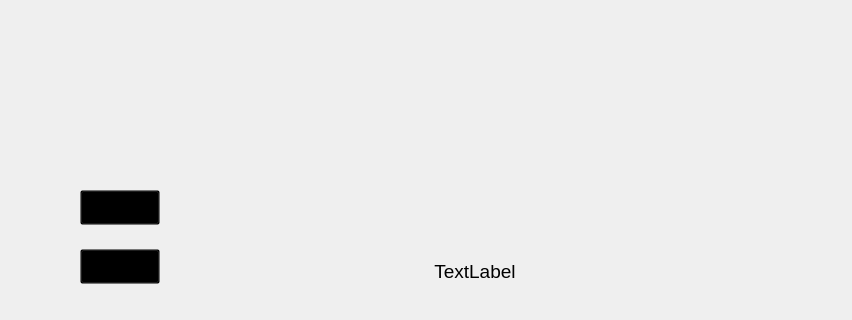
Before: the Qt Designer form game_page.ui in Saeedfhm/T_Monsters, drawn with Qt 5; both pictures show x 174 to 1026 and y 480 to 800 of the 1200 by 800 pixel window.
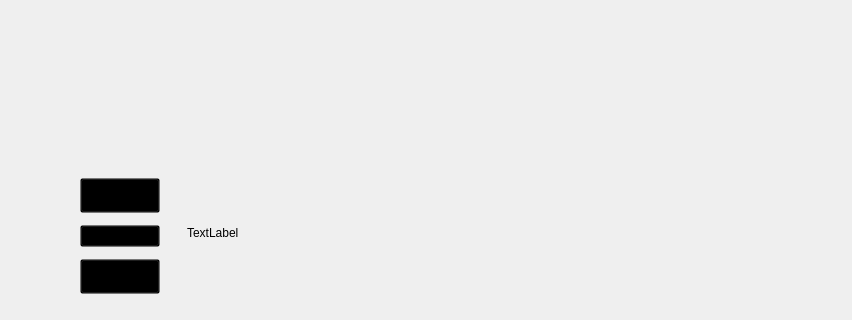
After: the same form once the commit is applied. Icons and pictures are not drawn.

Commit message: choose agent for player one

The edit to the form file:
```diff
--- a/game_page.ui
+++ b/game_page.ui
@@ -240,6 +240,13 @@
                </property>
               </widget>
              </item>
+             <item>
+              <widget class="QPushButton" name="pushButton">
+               <property name="text">
+                <string>Add agent</string>
+               </property>
+              </widget>
+             </item>
              <item>
               <widget class="QPushButton" name="start_game">
                <property name="minimumSize">
@@ -280,6 +287,13 @@
                     <property name="topMargin">
                      <number>1</number>
                     </property>
+                    <item>
+                     <widget class="QLabel" name="Message">
+                      <property name="text">
+                       <string>TextLabel</string>
+                      </property>
+                     </widget>
+                    </item>
                     <item>
                      <widget class="QLabel" name="player1Timer">
                       <property name="styleSheet">
@@ -313,31 +327,6 @@
                    </layout>
                   </widget>
                  </item>
-                 <item>
-                  <layout class="QVBoxLayout" name="verticalLayout_3">
-                   <property name="topMargin">
-                    <number>0</number>
-                   </property>
-                   <property name="rightMargin">
-                    <number>0</number>
-                   </property>
-                   <item>
-                    <widget class="QLabel" name="Message">
-                     <property name="font">
-                      <font>
-                       <pointsize>14</pointsize>
-                      </font>
-                     </property>
-                     <property name="text">
-                      <string>TextLabel</string>
-                     </property>
-                     <property name="alignment">
-                      <set>Qt::AlignCenter</set>
-                     </property>
-                    </widget>
-                   </item>
-                  </layout>
-                 </item>
                 </layout>
                </item>
               </layout>
```
Left out of the diff: 2 changed lines with no effect on the pictures. The commit also changes 42 other files.
